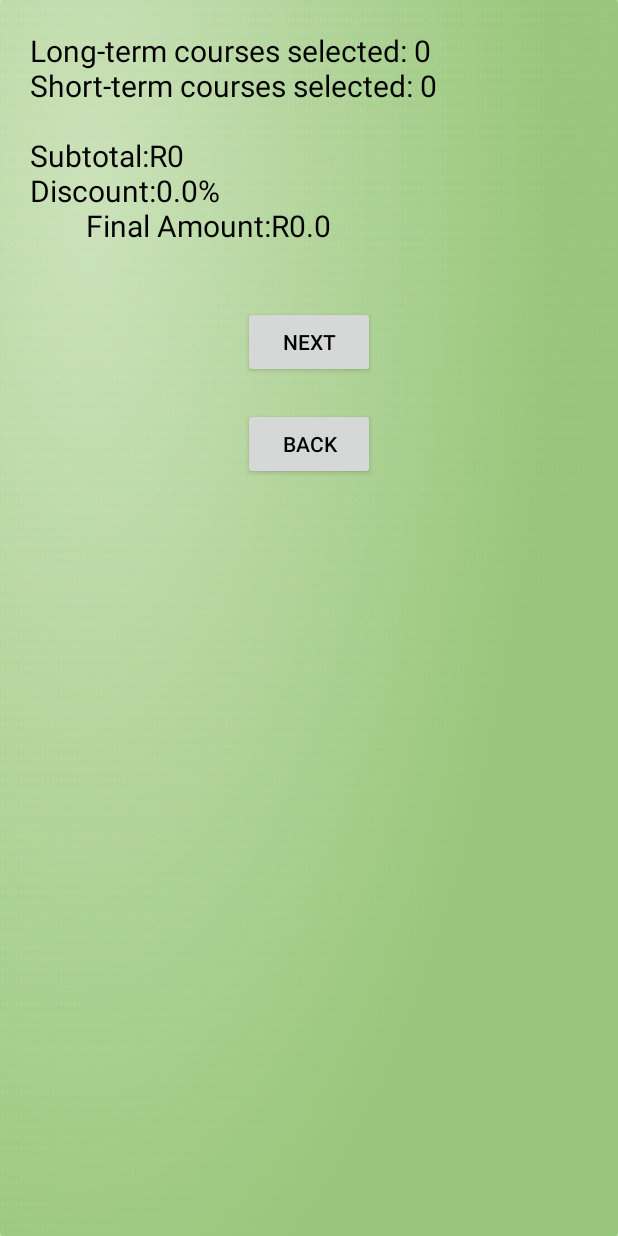
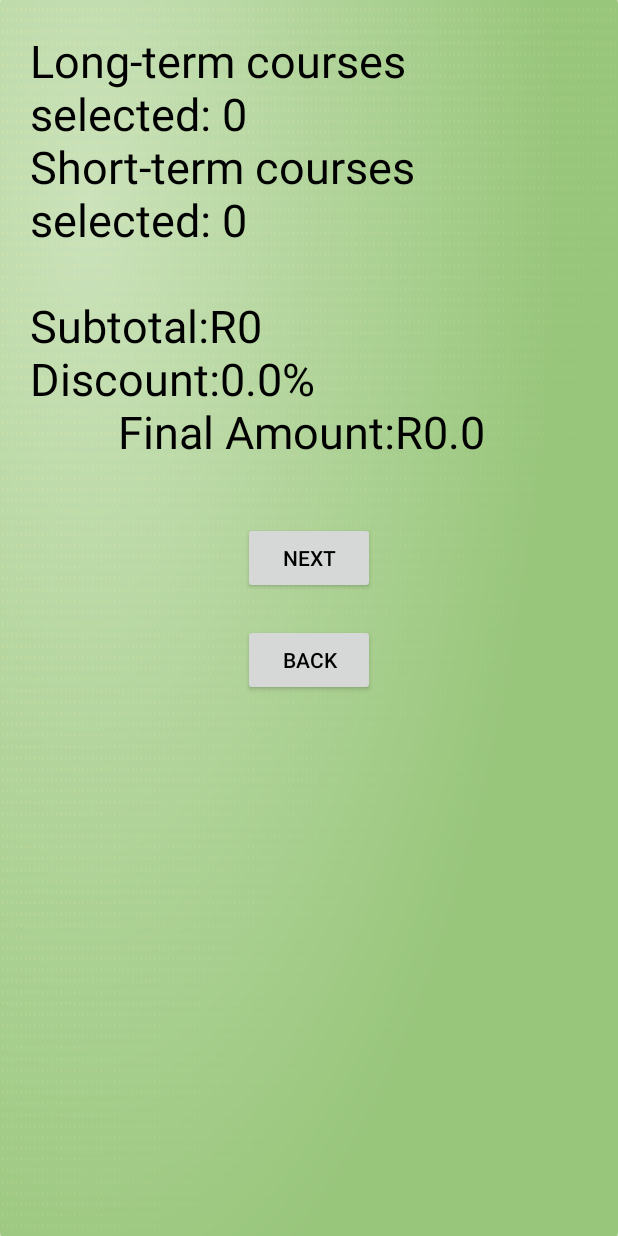
Before and after one commit to ST10478718/Empoweringthenations.ST10494672.ST10478718, an Android app: the CalculateFees screen opened directly, with no data from a screen before it, on a phone screen of 412 x 824 dp. Run offline under Robolectric (Android 15) with nearby library versions, the phone set to English and light mode, and no system bars.

Commit message:
// Added a spinner for a drop down menu //Added the different courses screens // Add the next and back buttons // Added information on the activity screens //Added the calculation page //Added comments to the activity screens

```diff
--- a/app/src/main/java/za/co/varsitycollege/st10478718/empoweringthenationsst10494672st10478718/BookingScreen.kt
+++ b/app/src/main/java/za/co/varsitycollege/st10478718/empoweringthenationsst10494672st10478718/BookingScreen.kt
@@ -51,15 +51,16 @@ class BookingScreen : AppCompatActivity() {
         btnBack.setOnClickListener {
             finish()// this button will allow the user to go back to the previous page.
         }
-        if(txtName.text.toString().trim().isEmpty()){
+        if(txtName.text.toString().trim().lowercase().isEmpty()){
             txtName.error = "This field cannot be empty"
             return
         }
+       // this will alert the user that it is need for them to fill that space
         if(txtPhone.text.toString().trim().isEmpty()){
             txtPhone.error = "This field cannot be empty"
             return
         }
-        if(txtEmail.text.toString().trim().isEmpty()){
+        if(txtEmail.text.toString().trim().lowercase().isEmpty()){
             txtEmail.error = "This field cannot be empty"
             return
         }
--- a/app/src/main/java/za/co/varsitycollege/st10478718/empoweringthenationsst10494672st10478718/CalculateFees.kt
+++ b/app/src/main/java/za/co/varsitycollege/st10478718/empoweringthenationsst10494672st10478718/CalculateFees.kt
@@ -38,18 +38,22 @@ class CalculateFees : AppCompatActivity() {
 
         val longTermCost = 1500
         val shortTermCost = 750
+        // declaring the constant numeric value for the long courses and the short courses.
 
         val totalCourses = longTermCount + shortTermCount
         val subtotal = (longTermCount * longTermCost) + (shortTermCount * shortTermCost)
+        // equation to calculate the total number of courses and the subtotal the user
+        // will pay before getting a discount depending on the courses selected.
 
                 val discount = when (totalCourses){
                     2 -> 0.05
                     3 -> 0.10
                     4 -> 0.15
                     else -> 0.0
-                }
+                } // the intializing when the discount should included in the calculation.
         val discountAmount = subtotal * discount
         val finalAmount = subtotal - discountAmount
+        // equation for how much the user will pay including the discount
 
         val summaryText = """
         Long-term courses selected: $longTermCount
@@ -60,5 +64,5 @@ class CalculateFees : AppCompatActivity() {
                 Final Amount:R$finalAmount
                 """.trimIndent()
         textViewSummary.text=summaryText
-    }
+    } // this is how the summary text will be display to the user
 }
--- a/app/src/main/java/za/co/varsitycollege/st10478718/empoweringthenationsst10494672st10478718/ChildMinding.kt
+++ b/app/src/main/java/za/co/varsitycollege/st10478718/empoweringthenationsst10494672st10478718/ChildMinding.kt
@@ -3,6 +3,7 @@ package za.co.varsitycollege.st10478718.empoweringthenationsst10494672st10478718
 import android.content.Intent
 import android.os.Bundle
 import android.widget.Button
+import android.widget.TextView
 import androidx.activity.enableEdgeToEdge
 import androidx.appcompat.app.AppCompatActivity
 import androidx.core.view.ViewCompat
@@ -18,6 +19,8 @@ class ChildMinding : AppCompatActivity() {
             v.setPadding(systemBars.left, systemBars.top, systemBars.right, systemBars.bottom)
             insets
         }
+        val txtdescription = findViewById<TextView>(R.id.txtDescription)
+        val txtPrice = findViewById<TextView>(R.id.txtPrice)
         val btnNext = findViewById<Button>(R.id.btnNext)
         val btnBack = findViewById<Button>(R.id.btnBack)
 
--- a/app/src/main/java/za/co/varsitycollege/st10478718/empoweringthenationsst10494672st10478718/Cooking.kt
+++ b/app/src/main/java/za/co/varsitycollege/st10478718/empoweringthenationsst10494672st10478718/Cooking.kt
@@ -3,6 +3,7 @@ package za.co.varsitycollege.st10478718.empoweringthenationsst10494672st10478718
 import android.content.Intent
 import android.os.Bundle
 import android.widget.Button
+import android.widget.TextView
 import androidx.activity.enableEdgeToEdge
 import androidx.appcompat.app.AppCompatActivity
 import androidx.core.view.ViewCompat
@@ -18,6 +19,8 @@ class Cooking : AppCompatActivity() {
             v.setPadding(systemBars.left, systemBars.top, systemBars.right, systemBars.bottom)
             insets
         }
+        val txtdescription = findViewById<TextView>(R.id.txtDescription)
+        val txtPrice = findViewById<TextView>(R.id.txtPrice)
         val btnNext = findViewById<Button>(R.id.btnNext)
         val btnBack = findViewById<Button>(R.id.btnBack)
 
--- a/app/src/main/java/za/co/varsitycollege/st10478718/empoweringthenationsst10494672st10478718/GardernMaintence.kt
+++ b/app/src/main/java/za/co/varsitycollege/st10478718/empoweringthenationsst10494672st10478718/GardernMaintence.kt
@@ -3,6 +3,7 @@ package za.co.varsitycollege.st10478718.empoweringthenationsst10494672st10478718
 import android.content.Intent
 import android.os.Bundle
 import android.widget.Button
+import android.widget.TextView
 import androidx.activity.enableEdgeToEdge
 import androidx.appcompat.app.AppCompatActivity
 import androidx.core.view.ViewCompat
@@ -20,6 +21,8 @@ class GardernMaintence : AppCompatActivity() {
         }
         val btnNext = findViewById<Button>(R.id.btnNext)
         val btnBack = findViewById<Button>(R.id.btnBack)
+        val txtdescription = findViewById<TextView>(R.id.txtDescription)
+        val txtPrice = findViewById<TextView>(R.id.txtPrice)
 
         btnBack.setOnClickListener {
             finish()
--- a/app/src/main/java/za/co/varsitycollege/st10478718/empoweringthenationsst10494672st10478718/Landscaping.kt
+++ b/app/src/main/java/za/co/varsitycollege/st10478718/empoweringthenationsst10494672st10478718/Landscaping.kt
@@ -3,6 +3,7 @@ package za.co.varsitycollege.st10478718.empoweringthenationsst10494672st10478718
 import android.content.Intent
 import android.os.Bundle
 import android.widget.Button
+import android.widget.TextView
 import androidx.activity.enableEdgeToEdge
 import androidx.appcompat.app.AppCompatActivity
 import androidx.core.view.ViewCompat
@@ -18,6 +19,8 @@ class Landscaping : AppCompatActivity() {
             v.setPadding(systemBars.left, systemBars.top, systemBars.right, systemBars.bottom)
             insets
         }
+        val txtdescription = findViewById<TextView>(R.id.txtDescription)
+        val txtPrice = findViewById<TextView>(R.id.txtPrice)
         val btnNext = findViewById<Button>(R.id.btnNext)
         val btnBack = findViewById<Button>(R.id.btnBack)
 
--- a/app/src/main/java/za/co/varsitycollege/st10478718/empoweringthenationsst10494672st10478718/LifeSkills.kt
+++ b/app/src/main/java/za/co/varsitycollege/st10478718/empoweringthenationsst10494672st10478718/LifeSkills.kt
@@ -3,6 +3,7 @@ package za.co.varsitycollege.st10478718.empoweringthenationsst10494672st10478718
 import android.content.Intent
 import android.os.Bundle
 import android.widget.Button
+import android.widget.TextView
 import androidx.activity.enableEdgeToEdge
 import androidx.appcompat.app.AppCompatActivity
 import androidx.core.view.ViewCompat
@@ -18,6 +19,8 @@ class LifeSkills : AppCompatActivity() {
             v.setPadding(systemBars.left, systemBars.top, systemBars.right, systemBars.bottom)
             insets
         }
+        val txtdescription = findViewById<TextView>(R.id.txtDescription)
+        val txtPrice = findViewById<TextView>(R.id.txtPrice)
         val btnNext = findViewById<Button>(R.id.btnNext)
         val btnBack = findViewById<Button>(R.id.btnBack)
 
--- a/app/src/main/java/za/co/varsitycollege/st10478718/empoweringthenationsst10494672st10478718/Sewing.kt
+++ b/app/src/main/java/za/co/varsitycollege/st10478718/empoweringthenationsst10494672st10478718/Sewing.kt
@@ -3,6 +3,7 @@ package za.co.varsitycollege.st10478718.empoweringthenationsst10494672st10478718
 import android.content.Intent
 import android.os.Bundle
 import android.widget.Button
+import android.widget.TextView
 import androidx.activity.enableEdgeToEdge
 import androidx.appcompat.app.AppCompatActivity
 import androidx.core.view.ViewCompat
@@ -18,6 +19,8 @@ class Sewing : AppCompatActivity() {
             v.setPadding(systemBars.left, systemBars.top, systemBars.right, systemBars.bottom)
             insets
         }
+        val txtdescription = findViewById<TextView>(R.id.txtDescription)
+        val txtPrice = findViewById<TextView>(R.id.txtPrice)
         val btnNext =findViewById<Button>(R.id.btnNext)
         val btnBack = findViewById<Button>(R.id.btnBack)
 
--- a/app/src/main/res/layout/activity_calculate_fees.xml
+++ b/app/src/main/res/layout/activity_calculate_fees.xml
@@ -14,7 +14,7 @@
         android:layout_width="wrap_content"
         android:layout_height="wrap_content"
         android:textColor="@color/black"
-        android:textSize="20dp"
+        android:textSize="30dp"
         android:layout_margin="20dp"
         android:text=""/>
 
--- a/app/src/main/res/layout/activity_courses_screen.xml
+++ b/app/src/main/res/layout/activity_courses_screen.xml
@@ -26,7 +26,7 @@
         android:layout_margin="20dp"
         android:text="Our Training Programs"
         android:textStyle="bold"
-        android:textColor="@color/black"/>
+       android:textColor="@color/black"/>
 
     <TextView
         android:id="@+id/txtFees"
@@ -42,7 +42,8 @@
         android:layout_height="wrap_content"
         android:layout_margin="20dp"
         android:text="First-Aid
-Purpose: To provide aid awareness and basic life support"/>
+Purpose: To provide aid awareness and basic life support"
+        android:textColor="@color/black"/>
 
 
     <TextView
--- a/app/src/main/res/layout/activity_gardern_maintence.xml
+++ b/app/src/main/res/layout/activity_gardern_maintence.xml
@@ -25,6 +25,7 @@
         android:layout_margin="20dp"
         android:textColor="@color/black"
         android:text="Fees: R750"/>
+
     <TextView
         android:id="@+id/txtDescription"
         android:layout_width="wrap_content"
```
